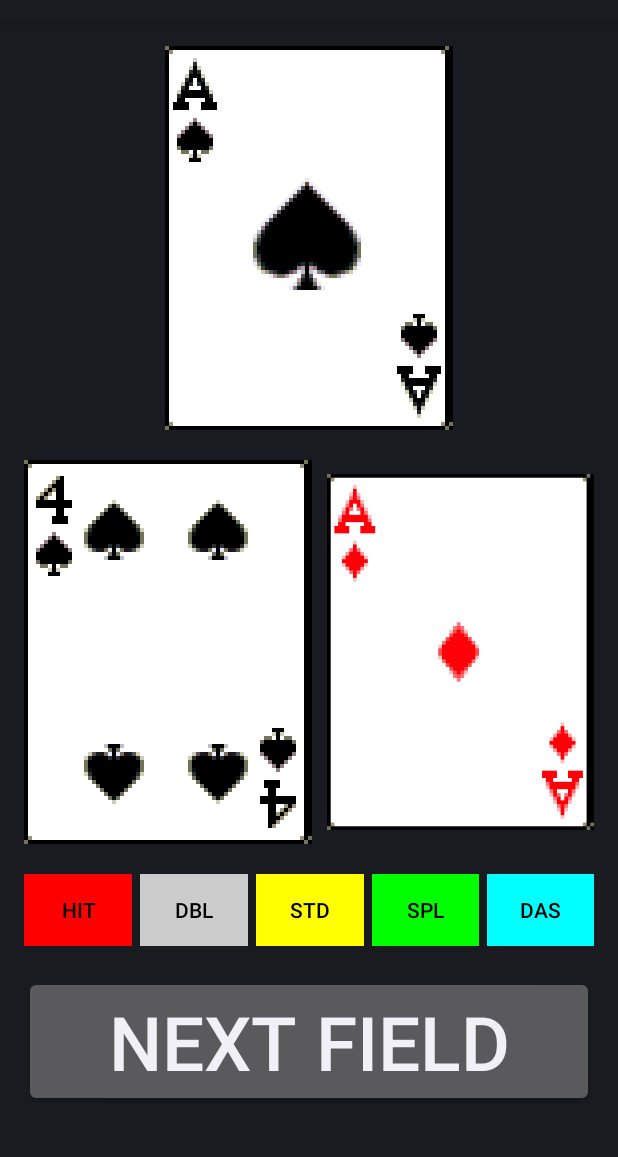
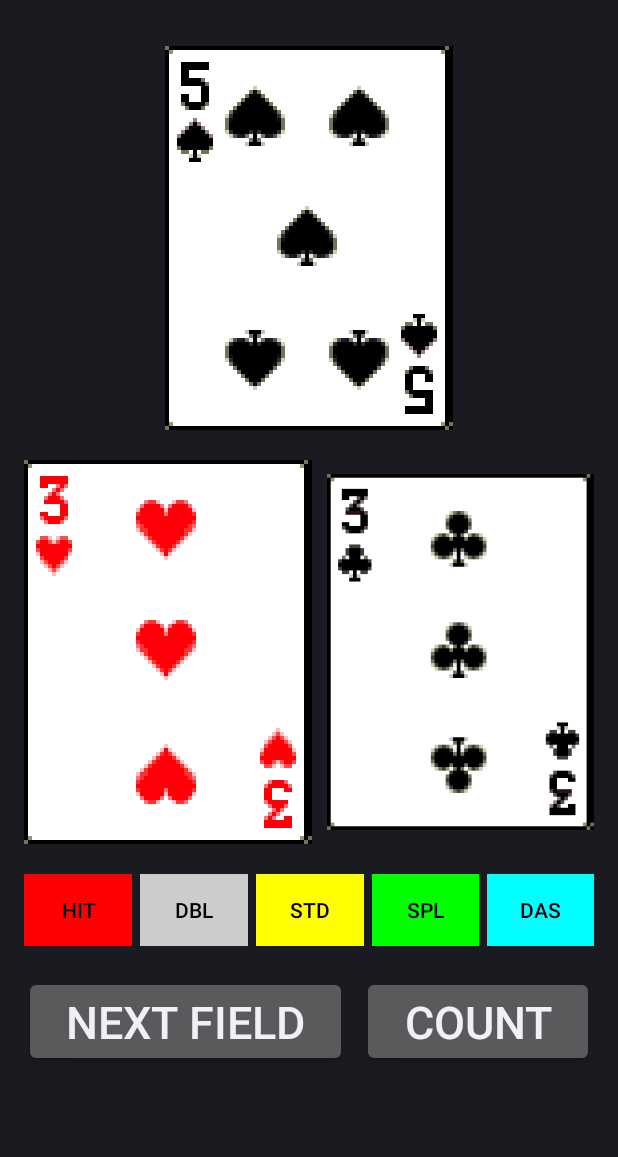
Before and after one commit to sunsshadow/Blackjack, an Android app: the screen it shows after launch (BlackJackQuizActivity), on a phone screen of 412 x 824 dp, the part 62-1219 px from its top. Run offline under Robolectric (Android 15) with nearby library versions, the phone set to English and light mode, and no system bars.

Commit message:
Counting Quiz UI/Counting Fragment Done [1/1]

```diff
--- a/blackjackquiz/BlackJackQuiz/src/main/java/com/blackjackquiz/app/deck/Field.java
+++ b/blackjackquiz/BlackJackQuiz/src/main/java/com/blackjackquiz/app/deck/Field.java
@@ -2,28 +2,23 @@ package com.blackjackquiz.app.deck;
 
 import com.blackjackquiz.app.deck.Deck.Card;
 
-public class Field
-{
-    public enum HandType
-    {
+public class Field {
+    public enum HandType {
         Hard,
         Soft,
         Split
     }
 
-    private Field(Card dealerCard, Card playerCardOne, Card playerCardTwo)
-    {
+    private Field(Card dealerCard, Card playerCardOne, Card playerCardTwo) {
         this.dealerCard = dealerCard;
         this.playerCardOne = playerCardOne;
         this.playerCardTwo = playerCardTwo;
     }
 
     // the field is biased in that the type of hand (hard, soft, split) is evenly distributed
-    public static Field newBiasedField()
-    {
+    public static Field newBiasedField() {
         HandType handType = Randomizer.next(HandType.values());
-        switch (handType)
-        {
+        switch (handType) {
             case Hard:
                 return getHardField();
             case Soft:
@@ -36,20 +31,25 @@ public class Field
         }
     }
 
-    private static Field getHardField()
-    {
+    public static Field newUnbiasedField() {
+        return getRandomField();
+    }
+
+    private static Field getHardField() {
         return new Field(Deck.getRandomCard(), Deck.getRandomHardCard(), Deck.getRandomHardCard());
     }
 
-    private static Field getSoftField()
-    {
+    private static Field getSoftField() {
         return new Field(Deck.getRandomCard(), Deck.getRandomHardCard(), Deck.getRandomSoftCard());
     }
 
-    private static Field getSplitField()
-    {
+    private static Field getSplitField() {
         Card cardOne = Deck.getRandomCard();
         return new Field(Deck.getRandomCard(), cardOne, Deck.getRandomCardOfRank(cardOne.rank));
+    }
+
+    private static Field getRandomField() {
+        return new Field(Deck.getRandomCard(), Deck.getRandomCard(), Deck.getRandomCard());
     }
 
     public final Card dealerCard;
--- a/blackjackquiz/BlackJackQuiz/src/main/java/com/blackjackquiz/app/ui/BlackJackQuizActivity.java
+++ b/blackjackquiz/BlackJackQuiz/src/main/java/com/blackjackquiz/app/ui/BlackJackQuizActivity.java
@@ -10,39 +10,37 @@ import android.os.Bundle;
 import android.view.KeyEvent;
 import android.view.Menu;
 import android.view.MenuItem;
+
 import com.blackjackquiz.app.R;
 import com.blackjackquiz.app.deck.CardImageLoader;
 import com.blackjackquiz.app.solution.SolutionManual;
 import com.blackjackquiz.app.ui.fragments.BlackJackQuizFragment;
+import com.blackjackquiz.app.ui.fragments.CountingQuizFragment;
 import com.blackjackquiz.app.ui.fragments.SolutionTableFragment;
 import com.blackjackquiz.app.ui.fragments.TvModeBlackJackQuizFragment;
 
-public class BlackJackQuizActivity extends Activity
-{
+public class BlackJackQuizActivity extends Activity {
     private static volatile BlackJackQuizActivity s_blackJackActivity;
 
-    public static BlackJackQuizActivity getActivity()
-    {
+    public static BlackJackQuizActivity getActivity() {
         return s_blackJackActivity;
     }
 
     @Override
-    protected void onCreate(Bundle savedInstanceState)
-    {
+    protected void onCreate(Bundle savedInstanceState) {
         super.onCreate(savedInstanceState);
         setContentView(R.layout.activity_black_jack_quiz);
 
         UiModeManager uiModeManager = (UiModeManager) getSystemService(Context.UI_MODE_SERVICE);
         m_inTvMode = uiModeManager.getCurrentModeType() == Configuration.UI_MODE_TYPE_TELEVISION;
 
-        if (m_inTvMode)
-        {
+        if (m_inTvMode) {
             m_blackJackQuizFragment = new TvModeBlackJackQuizFragment();
             m_mediaButtonReceiver = new ComponentName(getPackageName(), RemoteControlReceiver.class.getName());
-        }
-        else
-        {
+            // @TODO (elena) CountingQuiz for FireTV mode
+        } else {
             m_blackJackQuizFragment = new BlackJackQuizFragment();
+            m_countingQuizFragment = new CountingQuizFragment();
         }
 
         m_solutionTableFragment = new SolutionTableFragment();
@@ -51,8 +49,10 @@ public class BlackJackQuizActivity extends Activity
         getFragmentManager().beginTransaction()
                 .add(R.id.container, m_blackJackQuizFragment)
                 .add(R.id.container, m_solutionTableFragment)
+                .add(R.id.container, m_countingQuizFragment)
                 .hide(m_solutionTableFragment)
-                .show(m_blackJackQuizFragment)
+                .hide(m_blackJackQuizFragment)
+                .show(m_countingQuizFragment)
                 .commit();
 
         // this is so the initialization code is kicked off
@@ -61,56 +61,58 @@ public class BlackJackQuizActivity extends Activity
     }
 
     @Override
-    protected void onStart()
-    {
+    protected void onStart() {
         super.onStart();
-        if (m_inTvMode)
-        {
+        if (m_inTvMode) {
             AudioManager audioManager = (AudioManager) getSystemService(Context.AUDIO_SERVICE);
             audioManager.registerMediaButtonEventReceiver(m_mediaButtonReceiver);
         }
     }
 
     @Override
-    protected void onStop()
-    {
+    protected void onStop() {
         super.onStop();
-        if (m_inTvMode)
-        {
+        if (m_inTvMode) {
             AudioManager audioManager = (AudioManager) getSystemService(Context.AUDIO_SERVICE);
             audioManager.unregisterMediaButtonEventReceiver(m_mediaButtonReceiver);
         }
     }
 
     @Override
-    public boolean onCreateOptionsMenu(Menu menu)
-    {
+    public boolean onCreateOptionsMenu(Menu menu) {
         // Inflate the menu; this adds items to the action bar if it is present.
         getMenuInflater().inflate(R.menu.menu_black_jack_quiz, menu);
         return true;
     }
 
     @Override
-    public boolean onOptionsItemSelected(MenuItem item)
-    {
+    public boolean onOptionsItemSelected(MenuItem item) {
         // Handle action bar item clicks here. The action bar will
         // automatically handle clicks on the Home/Up button, so long
         // as you specify a parent activity in AndroidManifest.xml.
         int id = item.getItemId();
 
         // noinspection SimplifiableIfStatement
-        switch (id)
-        {
+        switch (id) {
             case R.id.black_jack_quiz:
                 getFragmentManager().beginTransaction()
                         .hide(m_solutionTableFragment)
                         .show(m_blackJackQuizFragment)
+                        .hide(m_countingQuizFragment)
                         .commit();
                 return true;
             case R.id.solution_table:
                 getFragmentManager().beginTransaction()
                         .hide(m_blackJackQuizFragment)
                         .show(m_solutionTableFragment)
+                        .hide(m_countingQuizFragment)
+                        .commit();
+                return true;
+            case R.id.counting_quiz:
+                getFragmentManager().beginTransaction()
+                        .hide(m_blackJackQuizFragment)
+                        .hide(m_solutionTableFragment)
+                        .show(m_countingQuizFragment)
                         .commit();
                 return true;
         }
@@ -118,14 +120,15 @@ public class BlackJackQuizActivity extends Activity
         return super.onOptionsItemSelected(item);
     }
 
-    public void handleMediaKeyEvent(KeyEvent keyEvent)
-    {
+    public void handleMediaKeyEvent(KeyEvent keyEvent) {
         m_blackJackQuizFragment.handleKeyEvent(keyEvent);
         m_solutionTableFragment.handleKeyEvent(keyEvent);
+        m_countingQuizFragment.handleKeyEvent(keyEvent);
     }
 
     private BlackJackQuizFragment m_blackJackQuizFragment;
     private SolutionTableFragment m_solutionTableFragment;
-    private boolean               m_inTvMode;
-    private ComponentName         m_mediaButtonReceiver;
+    private CountingQuizFragment m_countingQuizFragment;
+    private boolean m_inTvMode;
+    private ComponentName m_mediaButtonReceiver;
 }
--- /dev/null
+++ b/blackjackquiz/BlackJackQuiz/src/main/java/com/blackjackquiz/app/ui/fragments/CountingQuizFragment.java
@@ -0,0 +1,169 @@
+package com.blackjackquiz.app.ui.fragments;
+
+import android.graphics.Color;
+import android.os.Bundle;
+import android.view.LayoutInflater;
+import android.view.View;
+import android.view.ViewGroup;
+import android.widget.Button;
+import android.widget.ImageView;
+
+import com.blackjackquiz.app.R;
+import com.blackjackquiz.app.deck.CardImageLoader;
+import com.blackjackquiz.app.deck.Field;
+import com.blackjackquiz.app.solution.SolutionManual;
+
+import java.util.HashMap;
+import java.util.Map;
+
+/**
+ * Created by elena on 6/21/15.
+ */
+
+public class CountingQuizFragment extends KeyEventFragment {
+    private static final int CORRECT_ANSWER_COLOR = Color.GREEN;
+    private static final int WRONG_ANSWER_COLOR = Color.RED;
+    private static final int UNUSED_ANSWER_COLOR = Color.GRAY;
+
+    public CountingQuizFragment() {
+        m_actionToButtons = new HashMap<>();
+        m_actionButtonClickListener = new ActionButtonOnClickListener();
+    }
+
+    @Override
+    public View onCreateView(LayoutInflater inflater, ViewGroup container, Bundle savedInstanceState) {
+        View rootView = inflater.inflate(R.layout.fragment_counting_quiz, container, false);
+
+        findCardImages(rootView);
+        findActionButtons(rootView);
+        addButtonsToActionMap();
+        setupActionButtonClickListeners();
+
+        Button nextFieldButton = (Button) rootView.findViewById(R.id.next_field_button);
+        Button getCountButton = (Button) rootView.findViewById(R.id.count_button);
+        setupNextFieldButton(nextFieldButton);
+        setupGetCountButton(getCountButton);
+
+        return rootView;
+    }
+
+    @Override
+    public void onStart() {
+        super.onStart();
+        newField();
+    }
+
+    protected void newField() {
+        m_field = Field.newUnbiasedField();
+        resetCardImages();
+        resetButtonColors();
+    }
+
+    private void setupActionButtonClickListeners() {
+        for (ActionButton actionButton : m_actionToButtons.values()) {
+            actionButton.button.setOnClickListener(m_actionButtonClickListener);
+        }
+    }
+
+    private void findCardImages(View rootView) {
+        m_dealerCardImage = (ImageView) rootView.findViewById(R.id.dealer_card_img);
+        m_playerCardOneImage = (ImageView) rootView.findViewById(R.id.player_card_one_img);
+        m_playerCardTwoImage = (ImageView) rootView.findViewById(R.id.player_card_two_img);
+    }
+
+    private void findActionButtons(View rootView) {
+        m_hitButton = (Button) rootView.findViewById(R.id.hit_button);
+        m_dblButton = (Button) rootView.findViewById(R.id.dbl_button);
+        m_stdButton = (Button) rootView.findViewById(R.id.std_button);
+        m_splButton = (Button) rootView.findViewById(R.id.spl_button);
+        m_dasButton = (Button) rootView.findViewById(R.id.das_button);
+    }
+
+    private void addButtonsToActionMap() {
+        m_actionToButtons.put(SolutionManual.BlackJackAction.Hit, new ActionButton(m_hitButton, Color.RED));
+        m_actionToButtons.put(SolutionManual.BlackJackAction.Double, new ActionButton(m_dblButton, Color.LTGRAY));
+        m_actionToButtons.put(SolutionManual.BlackJackAction.Stand, new ActionButton(m_stdButton, Color.YELLOW));
+        m_actionToButtons.put(SolutionManual.BlackJackAction.Split, new ActionButton(m_splButton, Color.GREEN));
+        m_actionToButtons.put(SolutionManual.BlackJackAction.DoubleAfterSplit, new ActionButton(m_dasButton, Color.CYAN));
+    }
+
+    private void setupNextFieldButton(Button nextCardButton) {
+        nextCardButton.setOnClickListener(new View.OnClickListener() {
+            @Override
+            public void onClick(View v) {
+                newField();
+            }
+        });
+    }
+
+    private void setupGetCountButton(Button getCountButton) {
+        getCountButton.setOnClickListener(new View.OnClickListener() {
+            @Override
+            public void onClick(View v) {
+
+            }
+        });
+    }
+
+    private void resetCardImages() {
+        CardImageLoader cardImageLoader = CardImageLoader.getInstance(getActivity());
+        m_dealerCardImage.setImageBitmap(cardImageLoader.getBitmapForCard(m_field.dealerCard));
+        m_playerCardOneImage.setImageBitmap(cardImageLoader.getBitmapForCard(m_field.playerCardOne));
+        m_playerCardTwoImage.setImageBitmap(cardImageLoader.getBitmapForCard(m_field.playerCardTwo));
+    }
+
+    private void resetButtonColors() {
+        for (ActionButton actionButton : m_actionToButtons.values()) {
+            actionButton.button.setBackgroundColor(actionButton.defaultColor);
+        }
+    }
+
+    private class ActionButtonOnClickListener implements View.OnClickListener {
+        @Override
+        public void onClick(View v) {
+            SolutionManual solMan = SolutionManual.getInstance(getActivity());
+            SolutionManual.BlackJackAction action = solMan.getSolutionForCards(m_field.dealerCard,
+                    m_field.playerCardOne,
+                    m_field.playerCardTwo);
+            ActionButton solutionButton = m_actionToButtons.get(action);
+
+            // make all the other buttons grey
+            for (ActionButton actionButton : m_actionToButtons.values()) {
+                if (actionButton.button != solutionButton.button && actionButton.button != v) {
+                    actionButton.button.setBackgroundColor(UNUSED_ANSWER_COLOR);
+                }
+            }
+
+            if (solutionButton.button != v) {
+                v.setBackgroundColor(WRONG_ANSWER_COLOR);
+            }
+
+            solutionButton.button.setBackgroundColor(CORRECT_ANSWER_COLOR);
+        }
+    }
+
+    protected static class ActionButton {
+        private ActionButton(Button button, int defaultColor) {
+            this.button = button;
+            this.defaultColor = defaultColor;
+        }
+
+        protected final Button button;
+        protected final int defaultColor;
+    }
+
+    private ImageView m_dealerCardImage;
+    private ImageView m_playerCardOneImage;
+    private ImageView m_playerCardTwoImage;
+
+    private Button m_hitButton;
+    private Button m_dblButton;
+    private Button m_stdButton;
+    private Button m_splButton;
+    private Button m_dasButton;
+
+    private Field m_field;
+
+    private final View.OnClickListener m_actionButtonClickListener;
+    protected final Map<SolutionManual.BlackJackAction, ActionButton> m_actionToButtons;
+}
--- /dev/null
+++ b/blackjackquiz/BlackJackQuiz/src/main/res/layout/dialog_count.xml
@@ -0,0 +1,34 @@
+<LinearLayout xmlns:android="http://schemas.android.com/apk/res/android"
+    android:orientation="vertical"
+    android:layout_width="wrap_content"
+    android:layout_height="wrap_content">
+    <TextView
+        android:id="@+id/whats_the_count"
+        android:layout_width="match_parent"
+        android:layout_height="64dp"
+        android:scaleType="center"
+        android:background="#FFFFBB33"
+        android:contentDescription="@string/app_name" />
+    <EditText
+        android:id="@+id/user_count"
+        android:layout_width="match_parent"
+        android:layout_height="wrap_content"
+        android:layout_marginTop="16dp"
+        android:layout_marginLeft="4dp"
+        android:layout_marginRight="4dp"
+        android:layout_marginBottom="4dp" />
+    <TextView
+        android:id="@+id/actual_count"
+        android:layout_width="match_parent"
+        android:layout_height="64dp"
+        android:scaleType="center"
+        android:background="#FFFFBB33"
+        android:contentDescription="@string/app_name" />
+    <TextView
+        android:id="@+id/count_result"
+        android:layout_width="match_parent"
+        android:layout_height="64dp"
+        android:scaleType="center"
+        android:background="#FFFFBB33"
+        android:contentDescription="@string/app_name" />
+</LinearLayout>
--- /dev/null
+++ b/blackjackquiz/BlackJackQuiz/src/main/res/layout/fragment_counting_quiz.xml
@@ -0,0 +1,126 @@
+<LinearLayout xmlns:android="http://schemas.android.com/apk/res/android"
+    xmlns:tools="http://schemas.android.com/tools"
+    android:layout_width="match_parent"
+    android:layout_height="match_parent"
+    android:paddingLeft="@dimen/activity_horizontal_margin"
+    android:paddingRight="@dimen/activity_horizontal_margin"
+    android:paddingTop="@dimen/activity_vertical_margin"
+    android:paddingBottom="@dimen/activity_vertical_margin"
+    tools:context=".BlackJackQuizActivity$PlaceholderFragment"
+    android:orientation="vertical">
+
+    <ImageView
+        android:layout_width="wrap_content"
+        android:layout_height="wrap_content"
+        android:layout_gravity="center_horizontal"
+        android:id="@+id/dealer_card_img"/>
+
+    <Space android:layout_width="match_parent" android:layout_height="20dp"/>
+
+    <LinearLayout
+        android:orientation="horizontal"
+        android:layout_width="match_parent"
+        android:gravity="center_horizontal"
+        android:layout_height="wrap_content">
+
+        <ImageView
+            android:layout_width="wrap_content"
+            android:layout_height="wrap_content"
+            android:id="@+id/player_card_one_img"/>
+
+        <Space android:layout_width="10dp" android:layout_height="wrap_content"/>
+
+        <ImageView
+            android:layout_width="wrap_content"
+            android:layout_height="wrap_content"
+            android:id="@+id/player_card_two_img"/>
+
+    </LinearLayout>
+
+    <Space android:layout_width="match_parent" android:layout_height="20dp"/>
+
+    <LinearLayout
+        android:orientation="horizontal"
+        android:layout_width="match_parent"
+        android:layout_height="wrap_content"
+        android:layout_gravity="center_horizontal">
+
+        <Button
+            android:layout_width="wrap_content"
+            android:layout_height="wrap_content"
+            android:layout_weight="1"
+            android:textColor="@color/black"
+            android:text="Hit"
+            android:id="@+id/hit_button"/>
+
+        <Space android:layout_width="5dp" android:layout_height="wrap_content"/>
+
+        <Button
+            android:layout_width="wrap_content"
+            android:layout_height="wrap_content"
+            android:layout_weight="1"
+            android:textColor="@color/black"
+            android:text="Dbl"
+            android:id="@+id/dbl_button"/>
+
+        <Space android:layout_width="5dp" android:layout_height="wrap_content"/>
+
+        <Button
+            android:layout_width="wrap_content"
+            android:layout_height="wrap_content"
+            android:layout_weight="1"
+            android:textColor="@color/black"
+            android:text="Std"
+            android:id="@+id/std_button"/>
+
+        <Space android:layout_width="5dp" android:layout_height="wrap_content"/>
+
+        <Button
+            android:layout_width="wrap_content"
+            android:layout_height="wrap_content"
+            android:layout_weight="1"
+            android:textColor="@color/black"
+            android:text="Spl"
+            android:id="@+id/spl_button"/>
+
+        <Space android:layout_width="5dp" android:layout_height="wrap_content"/>
+
+        <Button
+            android:layout_width="wrap_content"
+            android:layout_height="wrap_content"
+            android:layout_weight="1"
+            android:textColor="@color/black"
+            android:text="DaS"
+            android:id="@+id/das_button"/>
+
+    </LinearLayout>
+
+    <Space android:layout_width="match_parent" android:layout_height="20dp"/>
+
+    <LinearLayout
+        android:orientation="horizontal"
+        android:layout_width="match_parent"
+        android:gravity="center_horizontal"
+        android:layout_height="wrap_content">
+
+        <Button
+            android:id="@+id/next_field_button"
+            android:text="Next Field"
+            android:textSize="30sp"
+            android:layout_weight="1"
+            android:layout_width="wrap_content"
+            android:layout_height="wrap_content"/>
+
+        <Space android:layout_width="10dp" android:layout_height="wrap_content"/>
+
+        <Button
+            android:id="@+id/count_button"
+            android:text="Count"
+            android:layout_weight="1"
+            android:textSize="30sp"
+            android:layout_width="wrap_content"
+            android:layout_height="wrap_content"/>
+
+    </LinearLayout>
+
+</LinearLayout>
--- a/blackjackquiz/BlackJackQuiz/src/main/res/menu/menu_black_jack_quiz.xml
+++ b/blackjackquiz/BlackJackQuiz/src/main/res/menu/menu_black_jack_quiz.xml
@@ -12,4 +12,9 @@
           android:orderInCategory="100"
           android:showAsAction="never"/>
 
+    <item android:id="@+id/counting_quiz"
+        android:title="@string/counting_quiz_option"
+        android:orderInCategory="100"
+        android:showAsAction="never"/>
+
 </menu>
--- a/blackjackquiz/BlackJackQuiz/src/main/res/values/strings.xml
+++ b/blackjackquiz/BlackJackQuiz/src/main/res/values/strings.xml
@@ -4,6 +4,7 @@
     <string name="app_name">Black Jack Quiz</string>
     <string name="black_jack_quiz_option">Black Jack Quiz</string>
     <string name="solution_table_option">Solution Table</string>
+    <string name="counting_quiz_option">Counting Quiz</string>
 
     <color name="black">#000000</color>
 
```
Also changed, not shown: blackjackquiz/BlackJackQuiz/src/main/java/com/blackjackquiz/app/solution/SolutionManual.java (+24 -45 lines). Lines whose indentation alone changed are shown as unchanged.
